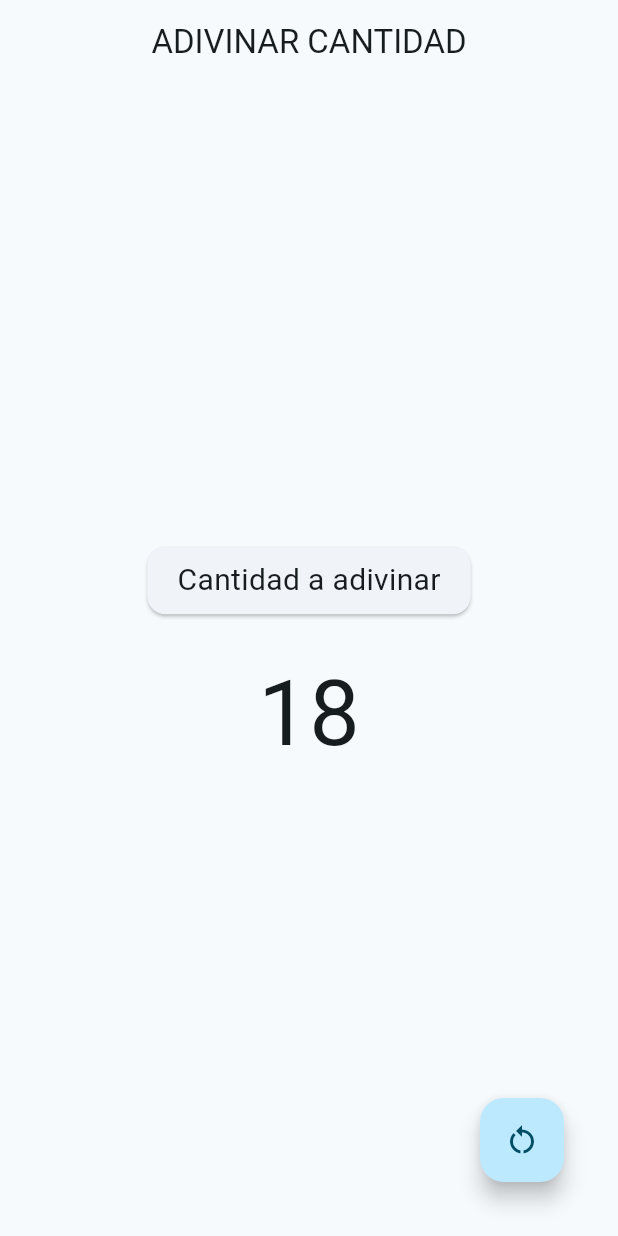
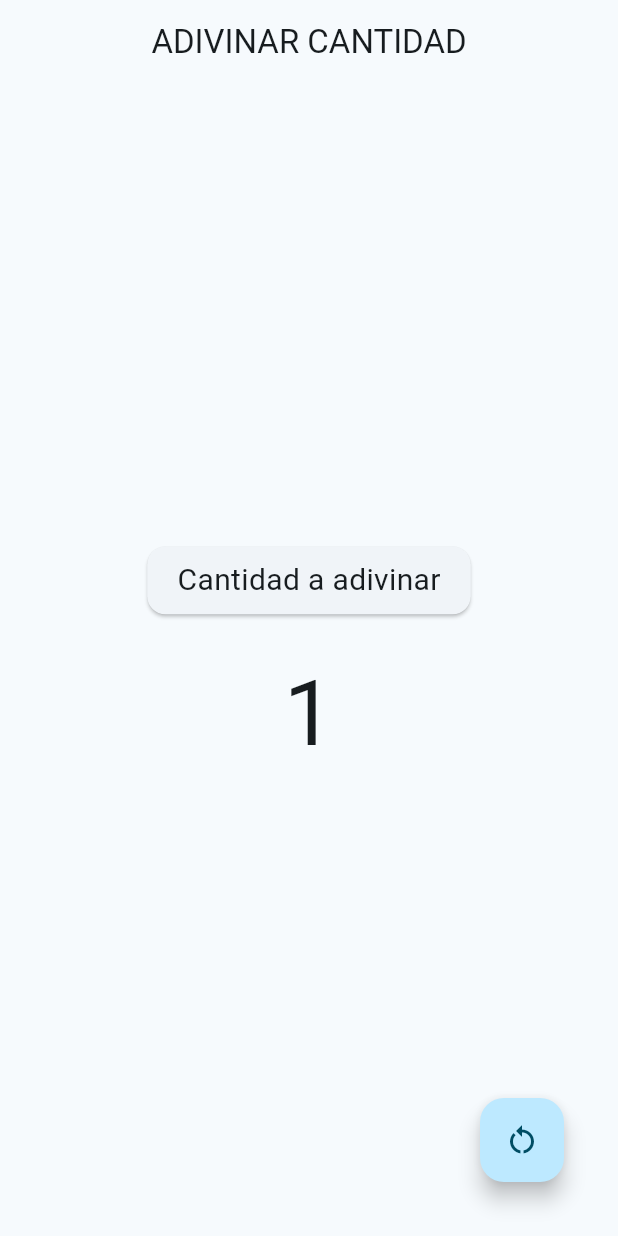
Before and after one commit to AntonioAV/conteo, a Flutter app: the screen it shows after launch, on a phone screen of 412 x 824 dp. Run offline on Flutter 3.47's test engine with Material 3 defaults, Android fonts, the phone set to English and light mode, and no system bars.

Commit message:
Provaider añadido con exito

```diff
--- a/lib/main.dart
+++ b/lib/main.dart
@@ -1,5 +1,8 @@
+//https://youtu.be/-KX2rH0qdKA?t=1004
 import 'package:flutter/material.dart';
+import 'package:provider/provider.dart';
 
+import 'package:conteo/src/providers/generar_numero.dart';
 import 'package:conteo/src/pages/home_page.dart';
 
 void main() => runApp(const MyApp());
@@ -9,8 +12,9 @@ class MyApp extends StatelessWidget {
 
   @override
   Widget build(BuildContext context) {
-    // ignore: prefer_const_constructors
-    return MaterialApp(
+    return ChangeNotifierProvider(
+      create: (context) => GenerarNumero(),
+      child: MaterialApp(
         debugShowCheckedModeBanner: false,
         title: 'Material App',
         theme: ThemeData(
@@ -20,6 +24,7 @@ class MyApp extends StatelessWidget {
         routes: {
           'home': (context) => const HomePage(),
         },
+      ),
     );
   }
 }
--- a/lib/src/pages/home_page.dart
+++ b/lib/src/pages/home_page.dart
@@ -1,3 +1,4 @@
+import 'package:conteo/src/widgets/cantidad_adivinar.dart';
 import 'package:flutter/material.dart';
 
 import 'package:conteo/src/widgets/my_floatingbottom.dart';
@@ -31,10 +32,7 @@ class HomePage extends StatelessWidget {
             SizedBox(
               height: 20,
             ),
-            Text(
-              '18',
-              style: TextStyle(fontSize: 60),
-            ),
+            CantidadAdivinar(),
           ],
         ),
       ),
--- /dev/null
+++ b/lib/src/providers/generar_numero.dart
@@ -0,0 +1,13 @@
+import 'dart:math';
+import 'package:flutter/material.dart';
+
+class GenerarNumero with ChangeNotifier {
+  final int _numeroAleatorio = Random().nextInt(20) + 1;
+
+  get numero {
+    return _numeroAleatorio;
+  }
+
+  @override
+  void notifyListeners();
+}
--- /dev/null
+++ b/lib/src/widgets/cantidad_adivinar.dart
@@ -0,0 +1,17 @@
+import 'package:conteo/src/providers/generar_numero.dart';
+import 'package:flutter/material.dart';
+import 'package:provider/provider.dart';
+
+class CantidadAdivinar extends StatelessWidget {
+  const CantidadAdivinar({super.key});
+  final String cantidad = '19';
+  @override
+  Widget build(BuildContext context) {
+    final numeroAdivinar = Provider.of<GenerarNumero>(context);
+
+    return Text(
+      numeroAdivinar.numero.toString(),
+      style: const TextStyle(fontSize: 60),
+    );
+  }
+}
```
Also changed, not shown: lib/logica/cada_segundo.dart (added). Lines whose indentation alone changed are shown as unchanged.
